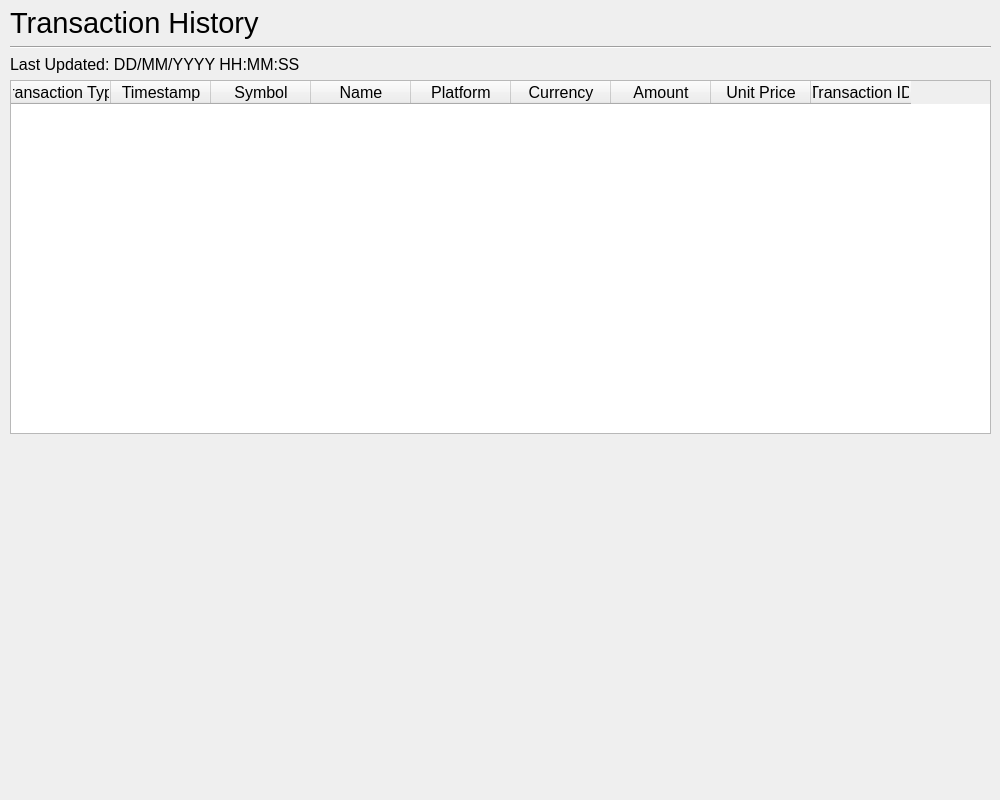
First picture: the form in src/ui/transaction_history.ui, repository IsaacCheng9/trading-portfolio-tracker, before the edit.
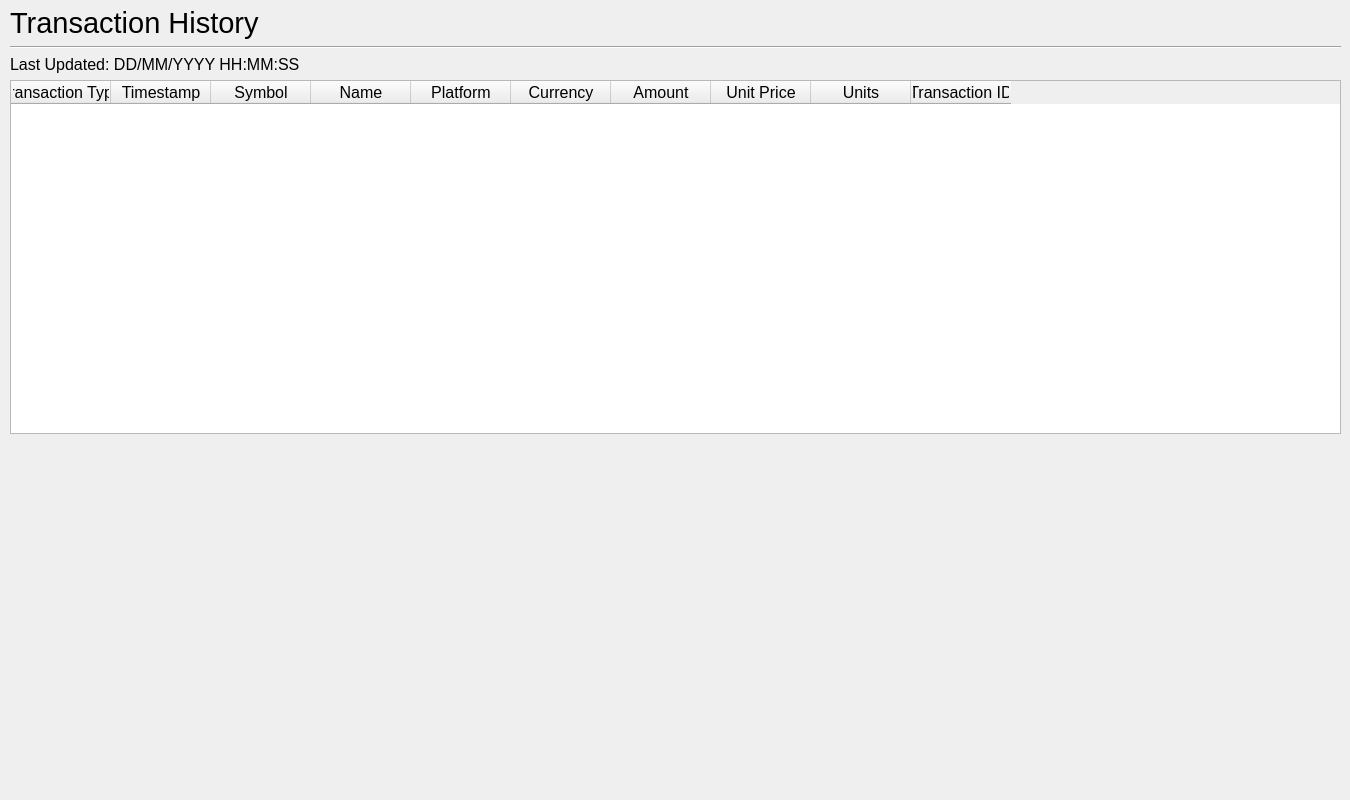
Second picture: the form after the edit.

Commit message: Update the user's portfolio after adding a transaction (#29)

```diff
--- a/src/ui/transaction_history.ui
+++ b/src/ui/transaction_history.ui
@@ -6,7 +6,7 @@
    <rect>
     <x>0</x>
     <y>0</y>
-    <width>1000</width>
+    <width>1350</width>
     <height>800</height>
    </rect>
   </property>
@@ -23,7 +23,7 @@
     <rect>
      <x>10</x>
      <y>6</y>
-     <width>981</width>
+     <width>1331</width>
      <height>781</height>
     </rect>
    </property>
@@ -149,6 +149,11 @@
         <string>Unit Price</string>
        </property>
       </column>
+      <column>
+       <property name="text">
+        <string>Units</string>
+       </property>
+      </column>
       <column>
        <property name="text">
         <string>Transaction ID</string>
```
Left out of the diff: 2 changed lines with no effect on the pictures. The commit also changes 4 other files.
